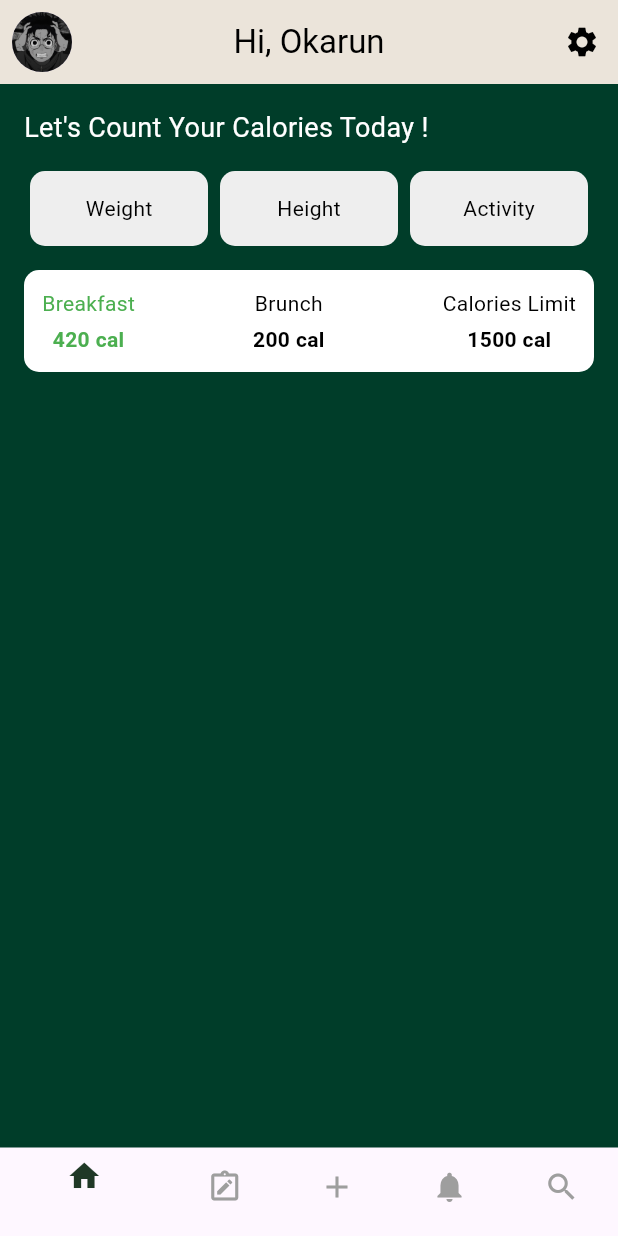
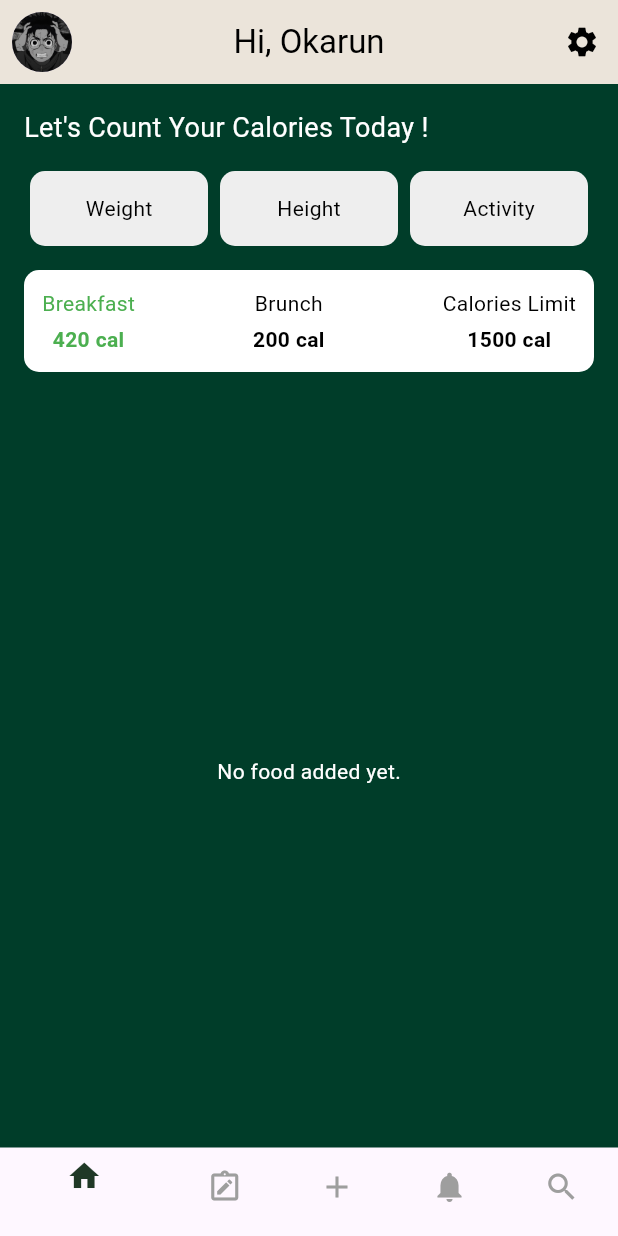
Before and after one commit to mitorw/final-project-pm2, a Flutter app: the HomeView screen opened by its route, on a phone screen of 412 x 824 dp. Run offline on Flutter 3.47's test engine with Material 3 defaults, Android fonts, the phone set to English and light mode, and no system bars; our stand-ins replace cloud_firestore, firebase_auth, firebase_core, get; accounts and stored records are empty; network calls fail.

Commit message:
update addfood

```diff
--- a/lib/app/modules/food/controllers/food_controller.dart
+++ b/lib/app/modules/food/controllers/food_controller.dart
@@ -5,7 +5,8 @@ class FoodController extends GetxController {
   final FirebaseFirestore _firestore = FirebaseFirestore.instance;
 
   // Variabel untuk menyimpan hasil pencarian
-  var searchResults = <Map<String, dynamic>>[].obs;
+  var searchResults = [].obs; // Hasil pencarian
+  var homeFoodList = [].obs;  // Daftar makanan di HomeView
 
   // Fungsi untuk mencari makanan berdasarkan nama
   void searchFood(String query) async {
@@ -30,4 +31,8 @@ class FoodController extends GetxController {
       print('Error fetching data: $e');
     }
   }
+
+  void addToHome(Map<String, dynamic> food) {
+    homeFoodList.add(food);
+  }
 }
--- a/lib/app/modules/food/views/food_view.dart
+++ b/lib/app/modules/food/views/food_view.dart
@@ -73,8 +73,8 @@ class FoodView extends GetView<FoodController> {
                   if (controller.searchResults.isEmpty) {
                     return const Center(
                       child: Text(
-                      'No results found',
-                      style: TextStyle(color: Colors.white),
+                        'No results found',
+                        style: TextStyle(color: Colors.white),
                       ),
                     );
                   }
@@ -108,7 +108,7 @@ class FoodView extends GetView<FoodController> {
                                 color: Colors.grey.shade300,
                                 image: const DecorationImage(
                                   image: AssetImage(
-                                      'assets/food.jpg'), // Ganti dengan gambar Anda
+                                      'assets/image/food.jpg'), // Ganti dengan gambar Anda
                                   fit: BoxFit.cover,
                                 ),
                               ),
@@ -139,6 +139,17 @@ class FoodView extends GetView<FoodController> {
                                 ],
                               ),
                             ),
+                            IconButton(
+                              icon: const Icon(Icons.add, color: Colors.green),
+                              onPressed: () {
+                                final food = {
+                                  'name': 'Pizza',
+                                  'calories': 300,
+                                  'weight': 200,
+                                }; // Contoh data makanan
+                                Get.back(result: food);
+                              },
+                            ),
                           ],
                         ),
                       );
--- a/lib/app/modules/home/controllers/home_controller.dart
+++ b/lib/app/modules/home/controllers/home_controller.dart
@@ -2,22 +2,10 @@ import 'package:get/get.dart';
 
 class HomeController extends GetxController {
   //TODO: Implement HomeController
+  final foodList = <Map<String, dynamic>>[].obs;
 
-  final count = 0.obs;
-  @override
-  void onInit() {
-    super.onInit();
+  void addFoodToList(Map<String, dynamic> food) {
+    foodList.add(food);
   }
 
-  @override
-  void onReady() {
-    super.onReady();
-  }
-
-  @override
-  void onClose() {
-    super.onClose();
-  }
-
-  void increment() => count.value++;
 }
--- a/lib/app/modules/home/views/home_view.dart
+++ b/lib/app/modules/home/views/home_view.dart
@@ -1,4 +1,5 @@
 import 'package:flutter/material.dart';
+import 'package:cloud_firestore/cloud_firestore.dart';
 
 import 'package:get/get.dart';
 import 'package:myapp/app/modules/artikel/views/artikel_view.dart';
@@ -89,6 +90,29 @@ class HomeView extends GetView<HomeController> {
           SizedBox(
             height: 16,
           ),
+          Expanded(
+            child: Obx(() {
+              if (controller.foodList.isEmpty) {
+                return Center(
+                  child: Text(
+                    "No food added yet.",
+                    style: TextStyle(color: Colors.white),
+                  ),
+                );
+              }
+              return ListView.builder(
+                itemCount: controller.foodList.length,
+                itemBuilder: (context, index) {
+                  final food = controller.foodList[index];
+                  return _buildFoodItem(
+                    food['name'],
+                    '${food['calories']} cal',
+                    '${food['weight']} g',
+                  );
+                },
+              );
+            }),
+          )
         ],
       ),
       bottomNavigationBar: BottomNavigationBar(
@@ -96,21 +120,28 @@ class HomeView extends GetView<HomeController> {
         selectedItemColor: Color(0xFF1F3826),
         unselectedItemColor: Colors.grey,
         showSelectedLabels: true,
-        onTap: (index) {
+        onTap: (index) async {
           if (index == 1) {
             Get.to(() => ArtikelView());
-          } if (index == 2) {
-            Get.to(() => FoodView());
-          } if (index == 3) {
+          }
+          if (index == 2) {
+            final selectedFood = await Get.to(() => FoodView());
+            if (selectedFood != null) {
+              controller.addFoodToList(selectedFood); // Tambahkan makanan ke daftar
+            }
+          }
+          if (index == 3) {
             Get.to(() => ArtikelView());
-          } if (index == 4) {
+          }
+          if (index == 4) {
             Get.to(() => ArtikelView());
           }
           // Tambahkan logika lainnya untuk tab yang lain
         },
         items: [
           BottomNavigationBarItem(icon: Icon(Icons.home), label: ''),
-          BottomNavigationBarItem(icon: Icon(Icons.note_alt_outlined), label: ''),
+          BottomNavigationBarItem(
+              icon: Icon(Icons.note_alt_outlined), label: ''),
           BottomNavigationBarItem(icon: Icon(Icons.add), label: ''),
           BottomNavigationBarItem(icon: Icon(Icons.notifications), label: ''),
           BottomNavigationBarItem(icon: Icon(Icons.search), label: ''),
@@ -175,7 +206,8 @@ class HomeView extends GetView<HomeController> {
               shape: BoxShape.circle,
               color: Colors.grey,
               image: DecorationImage(
-              image: NetworkImage('https://via.placeholder.com/50'), // Ubah dengan URL dari Firebase
+                image: NetworkImage(
+                    'https://via.placeholder.com/50'), // Ubah dengan URL dari Firebase
                 fit: BoxFit.cover,
               ),
             ),
--- a/lib/main.dart
+++ b/lib/main.dart
@@ -5,6 +5,7 @@ import 'package:flutter/material.dart';
 
 import 'package:get/get.dart';
 import 'package:myapp/app/controllers/auth_controller.dart';
+import 'package:myapp/app/modules/home/controllers/home_controller.dart';
 
 import 'app/routes/app_pages.dart';
 import 'firebase_options.dart';
@@ -19,6 +20,7 @@ void main() async {
 
 class MyApp extends StatelessWidget {
   final CAuth = Get.put(AuthController(), permanent: true);
+  final HomeController homeController = Get.put(HomeController());
 
   @override
   Widget build(BuildContext context) {
--- a/pubspec.yaml
+++ b/pubspec.yaml
@@ -70,6 +70,7 @@ flutter:
     - assets/image/google.png
     - assets/image/logo_ijo.png
     - assets/image/okarun.jpg
+    - assets/image/food.jpg
 
 
   # An image asset can refer to one or more resolution-specific "variants", see
```
Lines whose indentation alone changed are shown as unchanged.
